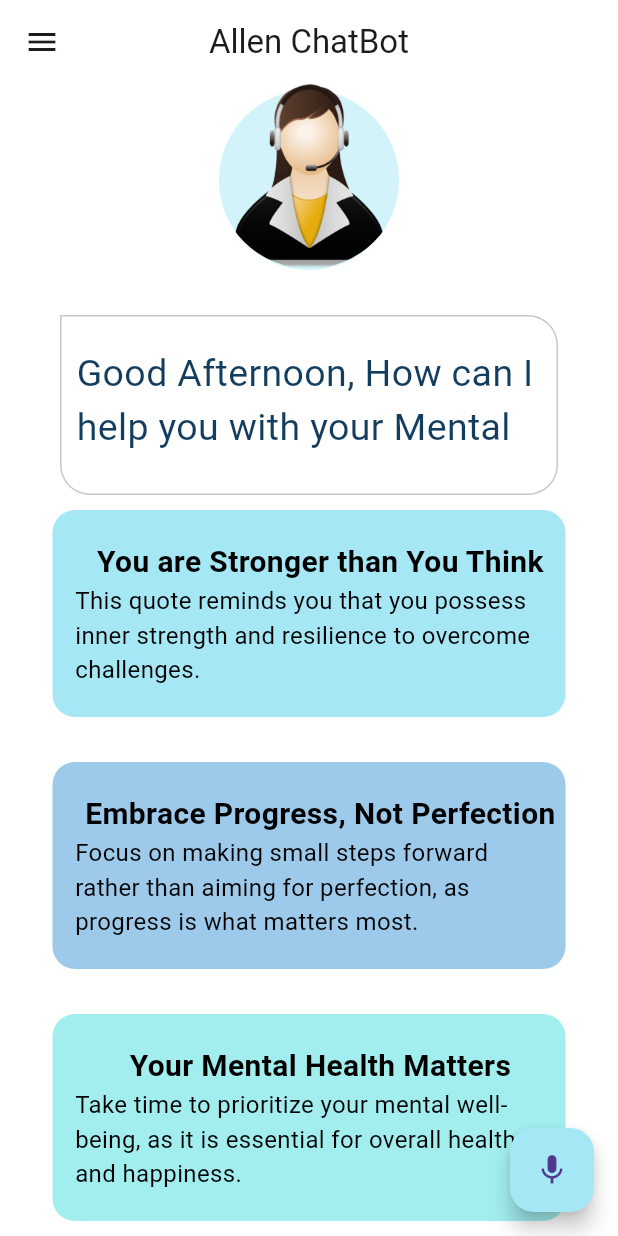
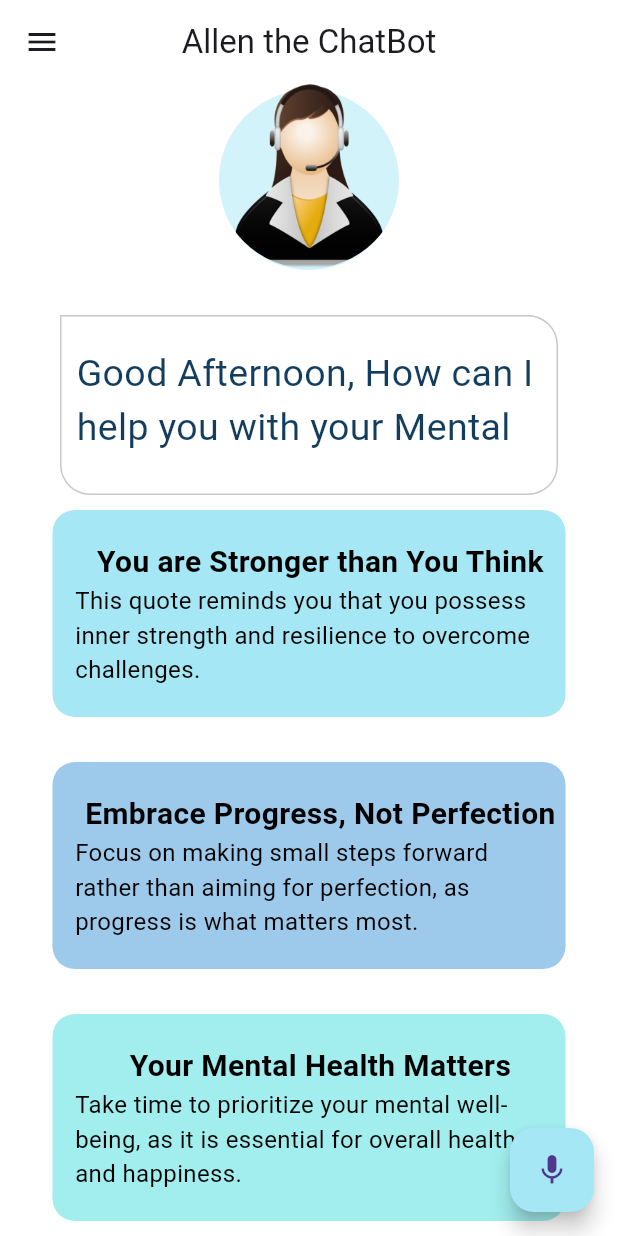
Before and after one commit to kennedyjulius/virtual_mental_ui, a Flutter app: the screen it shows after launch, after a tap on the "mic" icon, on a phone screen of 412 x 824 dp. Run offline on Flutter 3.47's test engine with Material 3 defaults, Android fonts, the phone set to English and light mode, and no system bars; our stand-ins replace speech_to_text.

Commit message:
added stripes of code

```diff
--- a/lib/Screens/otherScreens/home_screen.dart
+++ b/lib/Screens/otherScreens/home_screen.dart
@@ -1,19 +1,69 @@
 // ignore_for_file: prefer_const_constructors
 
 import 'package:flutter/material.dart';
+import 'package:speech_to_text/speech_recognition_result.dart';
+import 'package:speech_to_text/speech_to_text.dart';
 import 'package:virtual_assistance_2/utils/colors.dart';
 import 'package:virtual_assistance_2/widgets/feature_box.dart';
 
-class HomeSreeen extends StatelessWidget {
-  const HomeSreeen({super.key});
+class HomeSreeen extends StatefulWidget {
+  const HomeSreeen({Key? key}) : super(key: key);
+
+  @override
+  State<HomeSreeen> createState() => _HomeSreeenState();
+}
+
+class _HomeSreeenState extends State<HomeSreeen> {
+  late final SpeechToText speechToText;
+  late String lastWords;
+
+  @override
+  void initState() {
+    super.initState();
+    initSpeechToText();
+  }
+
+  Future<void> initSpeechToText() async {
+    speechToText = SpeechToText();
+    await speechToText.initialize();
+  }
+
+  /// Each time to start a speech recognition session
+  Future<void> startListening() async {
+    await speechToText.listen(onResult: _onSpeechResult);
+    setState(() {});
+  }
+
+  /// Manually stop the active speech recognition session
+  /// Note that there are also timeouts that each platform enforces
+  /// and the SpeechToText plugin supports setting timeouts on the
+  /// listen method.
+  Future<void> stopListening() async {
+    await speechToText.stop();
+    setState(() {});
+  }
+
+  /// This is the callback that the SpeechToText plugin calls when
+  /// the platform returns recognized words.
+  void _onSpeechResult(SpeechRecognitionResult result) {
+    setState(() {
+      lastWords = result.recognizedWords;
+    });
+  }
+
+  @override
+  void dispose() {
+    speechToText.stop();
+    super.dispose();
+  }
 
   @override
   Widget build(BuildContext context) {
     return Scaffold(
       appBar: AppBar(
-        title: Text("Allen ChatBot"),
+        title: const Text("Allen the ChatBot"),
         centerTitle: true,
-        leading: IconButton(onPressed: () {}, icon: Icon(Icons.menu)),
+        leading: IconButton(onPressed: () {}, icon: const Icon(Icons.menu)),
       ),
       body: SingleChildScrollView(
         child: Column(
@@ -24,18 +74,21 @@ class HomeSreeen extends StatelessWidget {
                   child: Container(
                     height: 120,
                     width: 120,
-                    margin: EdgeInsets.only(top: 4),
+                    margin: const EdgeInsets.only(top: 4),
                     decoration: BoxDecoration(
                       color: Pallete.assistantCircleColor,
-                        shape: BoxShape.circle),
+                      shape: BoxShape.circle,
+                    ),
                   ),
                 ),
                 Container(
                   height: 123,
                   decoration: BoxDecoration(
                     shape: BoxShape.circle,
-                      image: DecorationImage(
-                          image: AssetImage("assets/virtualAssistant.png"))),
+                    image: const DecorationImage(
+                      image: AssetImage("assets/virtualAssistant.png"),
+                    ),
+                  ),
                 ),
               ],
             ),
@@ -43,8 +96,9 @@ class HomeSreeen extends StatelessWidget {
             //chat bubble
             Container(
               height: 120,
-              padding: EdgeInsets.symmetric(vertical: 20, horizontal: 10),
-              margin: EdgeInsets.symmetric(horizontal: 40).copyWith(top: 30),
+              padding: const EdgeInsets.symmetric(vertical: 20, horizontal: 10),
+              margin:
+                  const EdgeInsets.symmetric(horizontal: 40).copyWith(top: 30),
               decoration: BoxDecoration(
                 border: Border.all(
                   color: Pallete.borderColor,
@@ -54,7 +108,7 @@ class HomeSreeen extends StatelessWidget {
               ),
               child: Text(
                 "Good Afternoon, How can I help you with your Mental Health Today ?.",
-                style: TextStyle(
+                style: const TextStyle(
                   color: Pallete.mainFontColor,
                   fontSize: 25,
                 ),
@@ -66,9 +120,10 @@ class HomeSreeen extends StatelessWidget {
               color: Pallete.firstSuggestionBoxColor,
               headerText: "You are Stronger than You Think",
               descriptionText:
-                    "This quote reminds you that you possess inner strength and resilience to overcome challenges."),
+                  "This quote reminds you that you possess inner strength and resilience to overcome challenges.",
+            ),
 
-            SizedBox(
+            const SizedBox(
               height: 10,
             ),
 
@@ -76,9 +131,10 @@ class HomeSreeen extends StatelessWidget {
               color: Pallete.secondSuggestionBoxColor,
               headerText: "Embrace Progress, Not Perfection",
               descriptionText:
-                    "Focus on making small steps forward rather than aiming for perfection, as progress is what matters most."),
+                  "Focus on making small steps forward rather than aiming for perfection, as progress is what matters most.",
+            ),
 
-            SizedBox(
+            const SizedBox(
               height: 10,
             ),
 
@@ -86,9 +142,10 @@ class HomeSreeen extends StatelessWidget {
               color: Pallete.thirdSuggestionBoxColor,
               headerText: "Your Mental Health Matters",
               descriptionText:
-                    "Take time to prioritize your mental well-being, as it is essential for overall health and happiness."),
+                  "Take time to prioritize your mental well-being, as it is essential for overall health and happiness.",
+            ),
 
-            SizedBox(
+            const SizedBox(
               height: 10,
             ),
           ],
@@ -96,11 +153,16 @@ class HomeSreeen extends StatelessWidget {
       ),
       floatingActionButton: FloatingActionButton(
         backgroundColor: Pallete.firstSuggestionBoxColor,
-        onPressed:
-      () {
-
+        onPressed: () async {
+          if (await speechToText.hasPermission && speechToText.isNotListening) {
+            await startListening();
+          } else if (speechToText.isListening) {
+            await stopListening();
+          } else {
+            initSpeechToText();
+          }
         },
-      child: Icon(Icons.mic),
+        child: const Icon(Icons.mic),
       ),
     );
   }
--- a/lib/main.dart
+++ b/lib/main.dart
@@ -13,6 +13,7 @@ class MyApp extends StatelessWidget {
   @override
   Widget build(BuildContext context) {
     return MaterialApp(
+      debugShowCheckedModeBanner: false,
       title: 'Virtual Assistance',
       theme: ThemeData.light(
         useMaterial3: true).copyWith(
--- a/pubspec.yaml
+++ b/pubspec.yaml
@@ -36,6 +36,7 @@ dependencies:
   # Use with the CupertinoIcons class for iOS style icons.
   cupertino_icons: ^1.0.2
   speech_to_text: ^6.6.1
+  flutter_tts: ^3.8.5
 
 dev_dependencies:
   flutter_test:
```
Also changed, not shown: pubspec.lock, 5 other files. Lines whose indentation alone changed are shown as unchanged.
